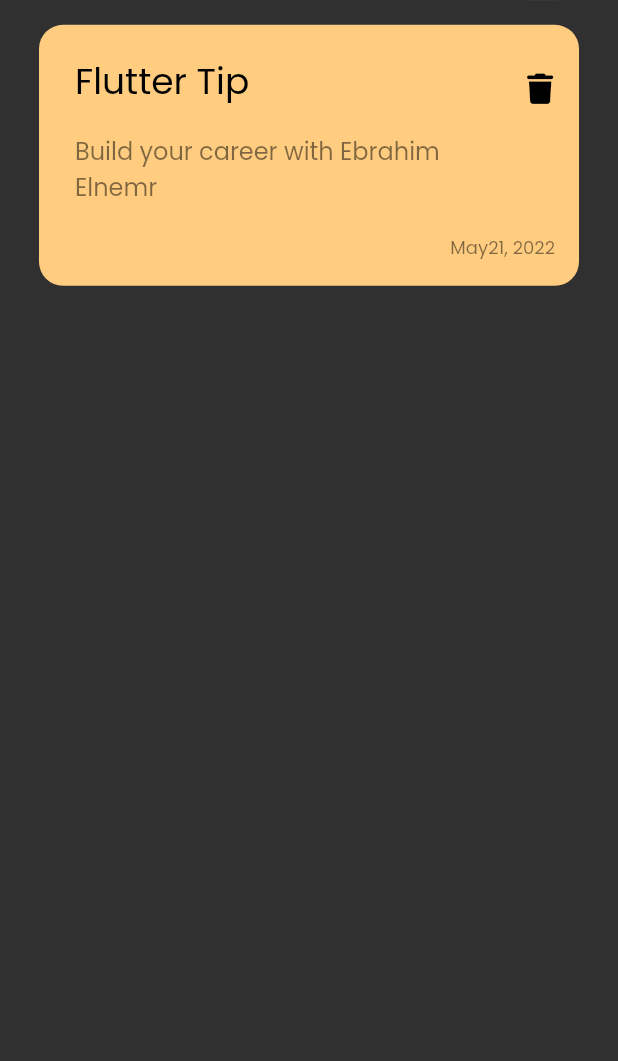
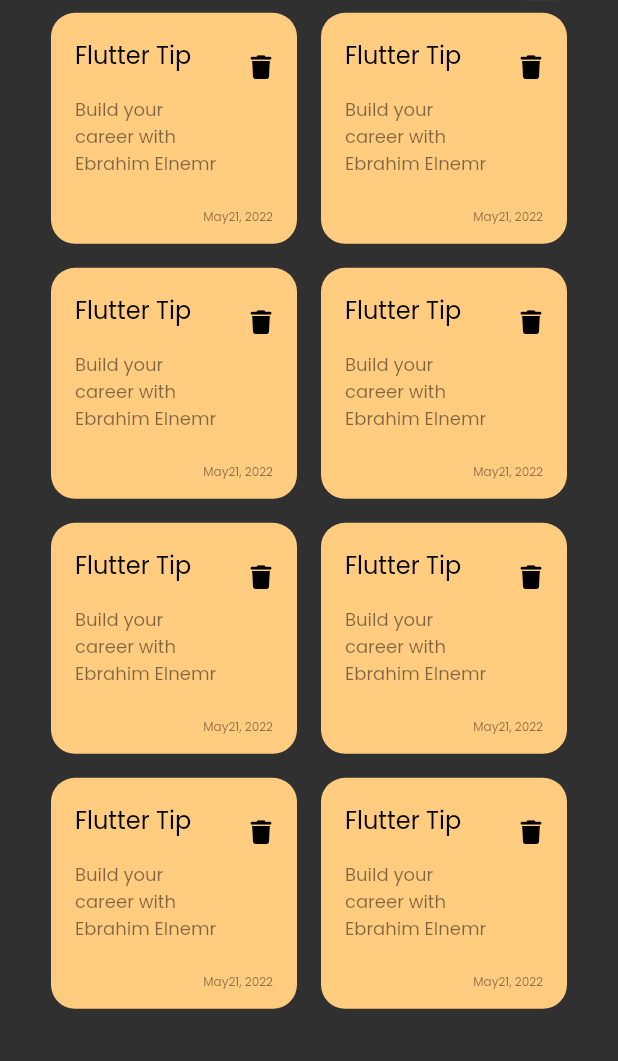
Before and after one commit to ebrahim969/notes_app, a Flutter app: the screen it shows after launch, on a phone screen of 412 x 824 dp, the part 175-1236 px from its top. Run offline on Flutter 3.47's test engine with Material 2 defaults, Android fonts, the phone set to English and light mode, and no system bars; our stand-ins replace font_awesome_flutter, get, google_fonts.

Commit message:
add staggered grid view & make grid view note item

```diff
--- /dev/null
+++ b/lib/constants/color_constant.dart
@@ -0,0 +1,6 @@
+
+import 'package:flutter/material.dart';
+
+const Color kMainColor = Colors.black;
+const Color kPrimaryColor = Colors.white;
+Color kOpacityColor = Colors.black.withOpacity(.5);
--- a/lib/views/widgets/custom_app_bar.dart
+++ b/lib/views/widgets/custom_app_bar.dart
@@ -1,5 +1,7 @@
 import 'package:flutter/material.dart';
 import 'package:note_app/views/widgets/text_widget.dart';
+
+import '../../constants/color_constant.dart';
 
 class CustomAppBar extends StatelessWidget {
   const CustomAppBar({super.key});
@@ -15,7 +17,7 @@ class CustomAppBar extends StatelessWidget {
           width: 50,
           decoration: BoxDecoration(
             borderRadius: BorderRadius.circular(16),
-            color: Colors.white.withOpacity(0.05),
+            color: kPrimaryColor.withOpacity(0.05),
           ),
           child:const Icon(Icons.search, size: 30,),
         )
--- a/lib/views/widgets/home_page_body.dart
+++ b/lib/views/widgets/home_page_body.dart
@@ -1,5 +1,6 @@
 import 'package:flutter/material.dart';
 import 'package:get/get.dart';
+import 'package:note_app/views/widgets/note_grid_view.dart';
 import 'custom_app_bar.dart';
 import 'note_item.dart';
 
@@ -15,7 +16,7 @@ class HomePageBody extends StatelessWidget {
           children:[
             SizedBox(height: Get.height * 0.05,),
            const CustomAppBar(),
-          const  NoteItem(),
+           const Expanded(child: NoteGridView())
           ],
       ),
     );
--- /dev/null
+++ b/lib/views/widgets/note_grid_view.dart
@@ -0,0 +1,21 @@
+import 'package:flutter/material.dart';
+import 'package:flutter_staggered_grid_view/flutter_staggered_grid_view.dart';
+import 'package:get/get.dart';
+import 'package:note_app/views/widgets/note_item.dart';
+
+class NoteGridView extends StatelessWidget {
+  const NoteGridView({super.key});
+
+  @override
+  Widget build(BuildContext context) {
+    return MasonryGridView.builder(
+      itemCount: 8,
+      physics:const BouncingScrollPhysics(),
+      clipBehavior: Clip.none,
+      gridDelegate:const SliverSimpleGridDelegateWithFixedCrossAxisCount(crossAxisCount: 2),
+      itemBuilder: (context, index)
+    {
+      return const NoteItem();
+    });
+  }
+}
--- a/lib/views/widgets/note_item.dart
+++ b/lib/views/widgets/note_item.dart
@@ -1,6 +1,8 @@
 import 'package:flutter/material.dart';
 import 'package:font_awesome_flutter/font_awesome_flutter.dart';
 import 'package:note_app/views/widgets/text_widget.dart';
+
+import '../../constants/color_constant.dart';
 
 class NoteItem extends StatelessWidget {
   const NoteItem({super.key});
@@ -8,8 +10,8 @@ class NoteItem extends StatelessWidget {
   @override
   Widget build(BuildContext context) {
     return Container(
-      margin:const EdgeInsets.symmetric(vertical: 16),
-      padding:const EdgeInsets.only(top: 16, left: 8, bottom: 16),
+      margin:const EdgeInsets.all(8),
+      padding:const EdgeInsets.only(top: 12, bottom: 12),
       decoration: BoxDecoration(
         borderRadius: BorderRadius.circular(16),
         color:const Color(0xffFFCC80),
@@ -18,16 +20,16 @@ class NoteItem extends StatelessWidget {
         crossAxisAlignment: CrossAxisAlignment.end,
         children: [
           ListTile(
-            title: textWidget(txt: "Flutter Tip", color: Colors.black, fontsize: 24),
+            title: textWidget(txt: "Flutter Tip", color: kMainColor, fontsize: 16),
             subtitle: Padding(
               padding: const EdgeInsets.only(top: 16, bottom: 16),
-              child: textWidget(txt: "Build your career with Ebrahim Elnemr", color: Colors.black.withOpacity(.5), fontsize: 16),
+              child: textWidget(txt: "Build your career with Ebrahim Elnemr", color:kOpacityColor, fontsize: 12),
             ),
-            trailing:const Icon(FontAwesomeIcons.trash, color: Colors.black, size: 20,),
+            trailing:const Icon(FontAwesomeIcons.trash, color: kMainColor, size: 16,),
           ),
           Padding(
             padding: const EdgeInsets.only(right: 16),
-            child: textWidget(txt: "May21, 2022", color: Colors.black.withOpacity(.5), fontsize: 12),
+            child: textWidget(txt: "May21, 2022", color: kOpacityColor, fontsize: 8),
           ),
         ],
       ),
--- a/pubspec.yaml
+++ b/pubspec.yaml
@@ -31,6 +31,7 @@ dependencies:
   cupertino_icons: ^1.0.2
   flutter:
     sdk: flutter
+  flutter_staggered_grid_view: ^0.7.0
   font_awesome_flutter: ^10.4.0
   get: ^4.6.5
   google_fonts: ^4.0.4
```
Also changed, not shown: pubspec.lock.
